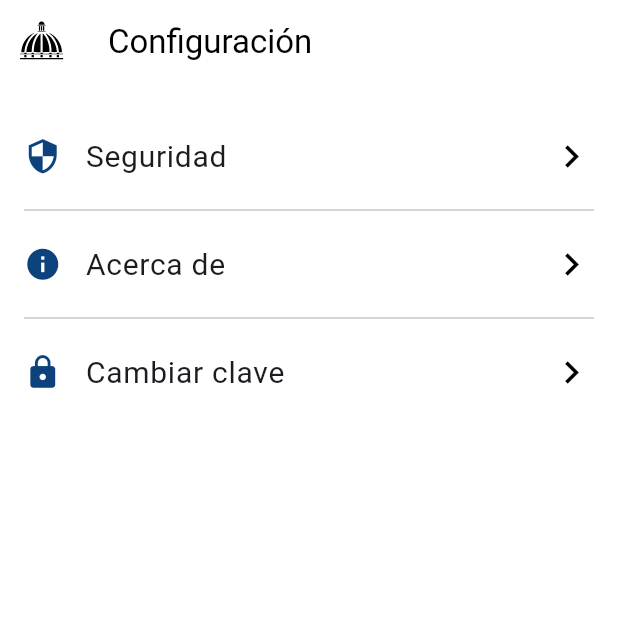
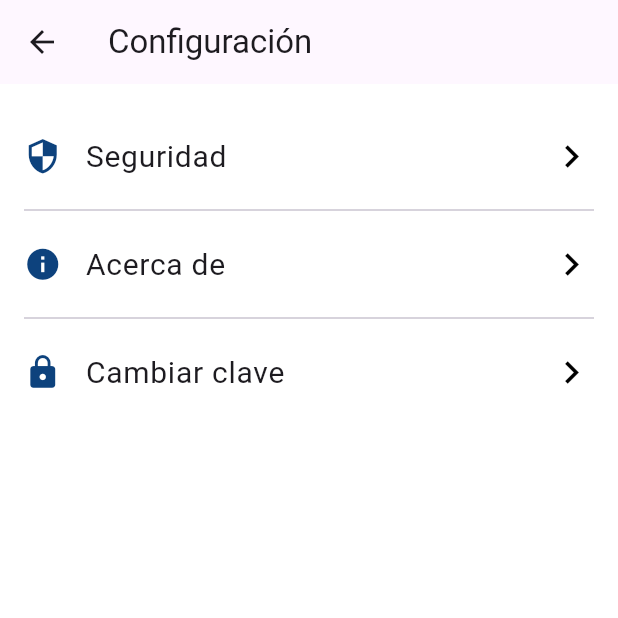
Before and after one commit to soysomon/Aplicacion_Minerd, a Flutter app: the SettingsScreen screen opened directly, on a phone screen of 412 x 824 dp, the top half of it. Run offline on Flutter 3.47's test engine with Material 3 defaults, Android fonts, the light colour scheme and no system bars; our stand-ins replace carousel_slider, flutter_html, flutter_map, flutter_svg, flutter_zoom_drawer, font_awesome_flutter and 9 more; missing offline and left inert: fan_floating_menu, flutter_sound; accounts and stored records are empty; network calls fail.

Commit message:
Arreglando algunos titulos

```diff
--- a/lib/screens/settings_screen.dart
+++ b/lib/screens/settings_screen.dart
@@ -11,31 +11,7 @@ class SettingsScreen extends StatelessWidget {
     return Scaffold(
       backgroundColor: Colors.white,
       appBar: AppBar(
-        backgroundColor: Colors.white,
-        elevation: 0,
-        title: Align(
-          alignment: Alignment.centerLeft,
-          child: Text(
-            'Configuración',
-            style: TextStyle(
-              color: Colors.black,
-            ),
-          ),
-        ),
-        centerTitle: false,
-        leading: IconButton(
-          icon: SvgPicture.asset(
-            'assets/icons/custom_icon.svg',
-            width: 40,
-            height: 40,
-          ),
-          onPressed: () {
-            Navigator.of(context).pushAndRemoveUntil(
-              MaterialPageRoute(builder: (context) => HomeScreen()),
-                  (Route<dynamic> route) => false,
-            );
-          },
-        ),
+        title: Text('Configuración'),
       ),
       body: Padding(
         padding: const EdgeInsets.symmetric(horizontal: 16.0),
@@ -51,7 +27,8 @@ class SettingsScreen extends StatelessWidget {
                   fontSize: 20,
                 ),
               ),
-              trailing: Icon(Icons.chevron_right, color: Colors.black, size: 30),
+              trailing:
+                  Icon(Icons.chevron_right, color: Colors.black, size: 30),
               onTap: () {
                 Navigator.of(context).push(
                   MaterialPageRoute(builder: (context) => SecurityScreen()),
@@ -68,7 +45,8 @@ class SettingsScreen extends StatelessWidget {
                   fontSize: 20,
                 ),
               ),
-              trailing: Icon(Icons.chevron_right, color: Colors.black, size: 30),
+              trailing:
+                  Icon(Icons.chevron_right, color: Colors.black, size: 30),
               onTap: () {
                 Navigator.of(context).push(
                   MaterialPageRoute(builder: (context) => AboutScreen()),
@@ -85,10 +63,12 @@ class SettingsScreen extends StatelessWidget {
                   fontSize: 20,
                 ),
               ),
-              trailing: Icon(Icons.chevron_right, color: Colors.black, size: 30),
+              trailing:
+                  Icon(Icons.chevron_right, color: Colors.black, size: 30),
               onTap: () {
                 Navigator.of(context).push(
-                  MaterialPageRoute(builder: (context) => ChangePasswordScreen()),
+                  MaterialPageRoute(
+                      builder: (context) => ChangePasswordScreen()),
                 );
               },
             ),
```
Also changed, not shown: lib/screens/security_screen.dart (+14 -16 lines).
